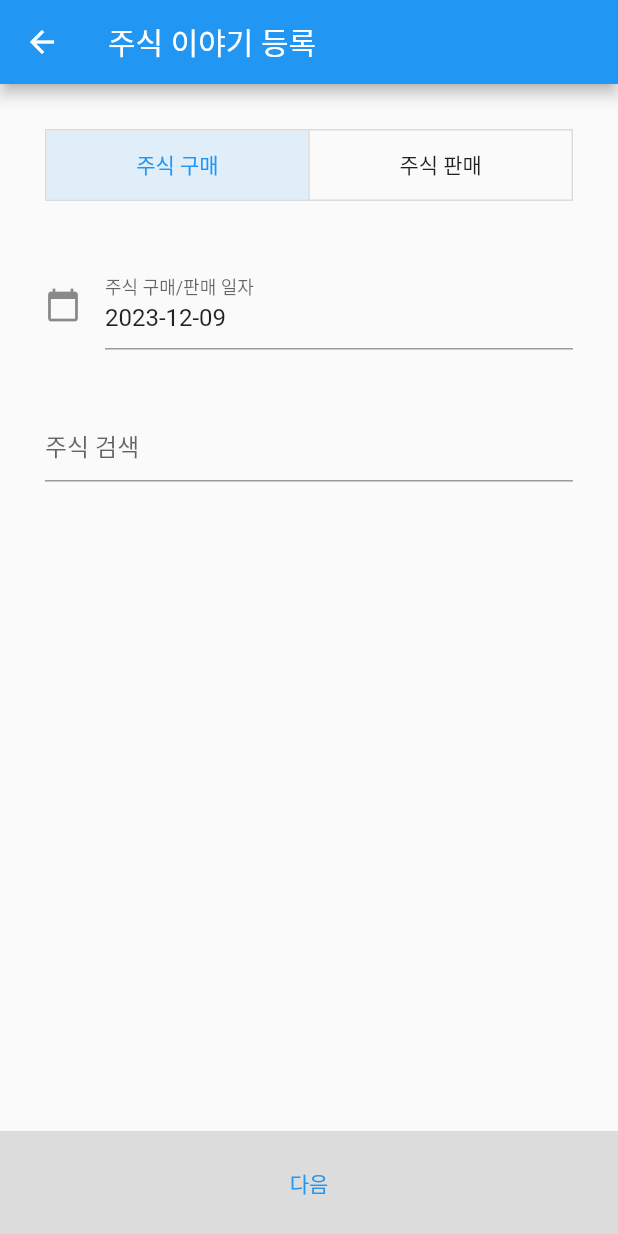
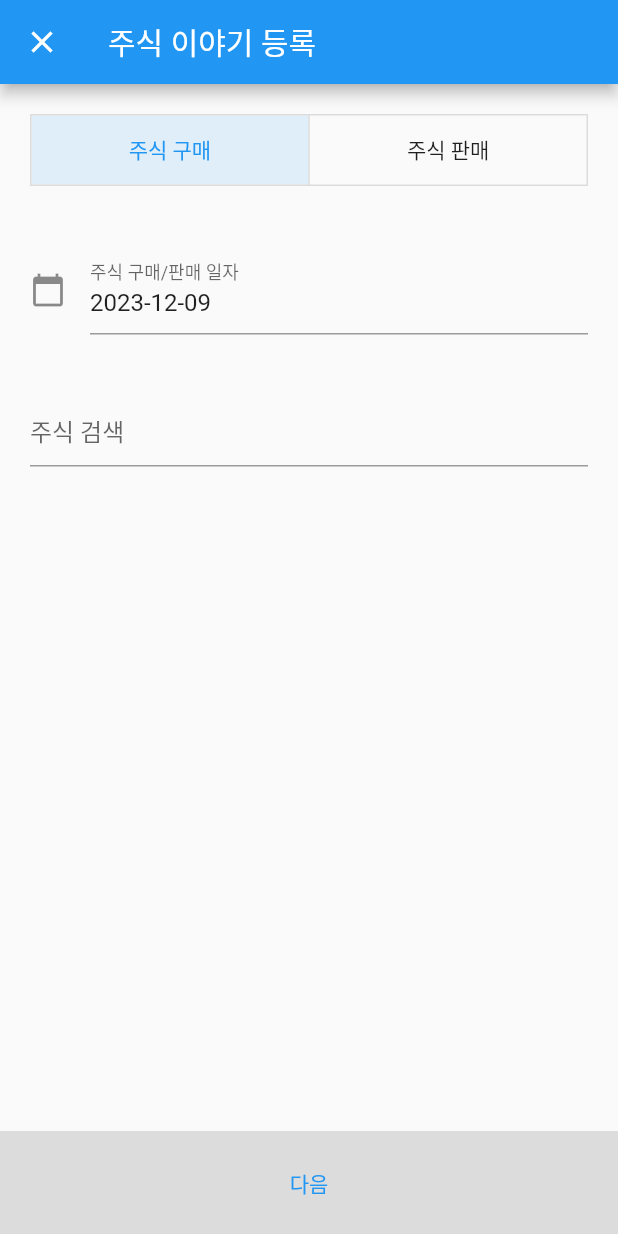
Before and after one commit to habibi03336/investors_room_app, a Flutter app: the StockStoryPostScreen screen opened directly, on a phone screen of 412 x 824 dp. Run offline on Flutter 3.47's test engine with Material 2 defaults, Android fonts, the phone set to English and light mode, and no system bars; our stand-ins replace go_router, timeline_tile.

Commit message:
feat: post stock story screen reactive to the step
- render different widget by step
- use change notifier and listener
  - make widgets reactive to the change of parent's states
  - but widgets themselves are stateless

```diff
--- a/lib/app/stock_story_post/screen/stock_story_post_screen.dart
+++ b/lib/app/stock_story_post/screen/stock_story_post_screen.dart
@@ -1,7 +1,10 @@
 import 'package:flutter/material.dart';
-import 'package:provider/provider.dart';
+import 'package:go_router/go_router.dart';
 import 'package:stock_story_app/app/stock_story_post/model/stock_story_post_model.dart';
-import 'package:stock_story_app/app/stock_story_post/screen/stock_story_post_price_screen.dart';
+import 'package:stock_story_app/app/stock_story_post/widget/price_select_widget.dart';
+import 'package:stock_story_app/app/stock_story_post/widget/write_story_widget.dart';
+
+import '../widget/type_date_stock_select_widget.dart';
 
 class StockStoryPostScreen extends StatefulWidget {
   const StockStoryPostScreen({super.key});
@@ -11,100 +14,43 @@ class StockStoryPostScreen extends StatefulWidget {
 }
 
 class _StockStoryPostScreenState extends State<StockStoryPostScreen> {
+  int step = 0;
+  final StockStoryPostModel stockStoryPostModel = StockStoryPostModel();
+
+  @override
+  void initState() {
+    super.initState();
+    stockStoryPostModel.addListener(() {
+      setState(() {});
+    });
+  }
+
   @override
   Widget build(BuildContext context) {
-    return Consumer<StockStoryPostModel>(
-        builder: (context, stockStoryModel, child) {
     return Scaffold(
       appBar: AppBar(
         title: const Text('주식 이야기 등록'),
-        ),
-        body: Padding(
-          padding: const EdgeInsets.symmetric(horizontal: 30, vertical: 20),
-          child: Column(
-            children: [
-              const SizedBox(
-                height: 10,
-              ),
-              LayoutBuilder(
-                builder: (context, constraints) {
-                  return ToggleButtons(
-                    constraints: BoxConstraints.expand(
-                        width: (constraints.maxWidth - 3) / 2),
-                    isSelected: [
-                      stockStoryModel.isLong,
-                      !stockStoryModel.isLong
-                    ],
-                    children: const [
-                      Padding(
-                        padding: EdgeInsets.all(8.0),
-                        child: Text('주식 구매'),
-                      ),
-                      Padding(
-                        padding: EdgeInsets.all(8.0),
-                        child: Text('주식 판매'),
+        leading: step == 0
+            ? IconButton(
+                icon: const Icon(Icons.close),
+                onPressed: () {
+                  context.pop();
+                },
               )
-                    ],
-                    onPressed: (index) {
-                      if (index == 0) {
-                        stockStoryModel.setIsLong(true);
-                      } else {
-                        stockStoryModel.setIsLong(false);
-                      }
-                    },
-                  );
+            : IconButton(
+                icon: const Icon(Icons.arrow_back),
+                onPressed: () {
+                  setState(() {
+                    step -= 1;
+                  });
                 },
               ),
-              const SizedBox(
-                height: 40,
       ),
-              TextField(
-                controller: TextEditingController(
-                    text: stockStoryModel.dt.toString().substring(0, 10)),
-                decoration: const InputDecoration(
-                    icon: Icon(Icons.calendar_today), //icon of text field
-                    labelText: "주식 구매/판매 일자" //label text of field
-                    ),
-                readOnly: true, // when true user cannot edit text
-                onTap: () async {
-                  DateTime? pickedDate = await showDatePicker(
-                    context: context,
-                    initialDate: DateTime.now(), //get today's date
-                    firstDate: DateTime(
-                        2000), //DateTime.now() - not to allow to choose before today.
-                    lastDate: DateTime.now(),
-                  );
-                  if (pickedDate != null && pickedDate != stockStoryModel.dt) {
-                    stockStoryModel.setDt(pickedDate);
-                  }
-                },
-              ),
-              const SizedBox(
-                height: 40,
-              ),
-              Autocomplete<String>(
-                fieldViewBuilder: ((context, textEditingController, focusNode,
-                    onFieldSubmitted) {
-                  return TextFormField(
-                    controller: textEditingController,
-                    focusNode: focusNode,
-                    onEditingComplete: onFieldSubmitted,
-                    decoration: const InputDecoration(hintText: '주식 검색'),
-                  );
-                }),
-                optionsBuilder: (token) {
-                  if (token.text == '') {
-                    return const Iterable<String>.empty();
-                  }
-                  return ['asdf', 'asdf'];
-                },
-                onSelected: (option) {
-                  stockStoryModel.setStockNameAndCode(option, option);
-                },
-              ),
-            ],
-          ),
-        ),
+      body: step == 0
+          ? TypeDateStockSelectWidget(stockStoryPostModel: stockStoryPostModel)
+          : step == 1
+              ? PriceSelectWidget(stockStoryPostModel: stockStoryPostModel)
+              : WriteStoryWidget(stockStoryPostModel: stockStoryPostModel),
       bottomSheet: Container(
         height: 70,
         decoration: const BoxDecoration(
@@ -112,11 +58,9 @@ class _StockStoryPostScreenState extends State<StockStoryPostScreen> {
         ),
         child: TextButton(
           onPressed: () {
-              Navigator.push(
-                context,
-                MaterialPageRoute(
-                    builder: (context) => const StockStoryPostPriceScreen()),
-              );
+            setState(() {
+              step += 1;
+            });
           },
           child: Row(
             mainAxisAlignment: MainAxisAlignment.center,
@@ -127,6 +71,5 @@ class _StockStoryPostScreenState extends State<StockStoryPostScreen> {
         ),
       ),
     );
-    });
   }
 }
```
Also changed, not shown: lib/app/own_stock/screen/own_stock_screen.dart (+2 -7 lines). Lines whose indentation alone changed are shown as unchanged.
